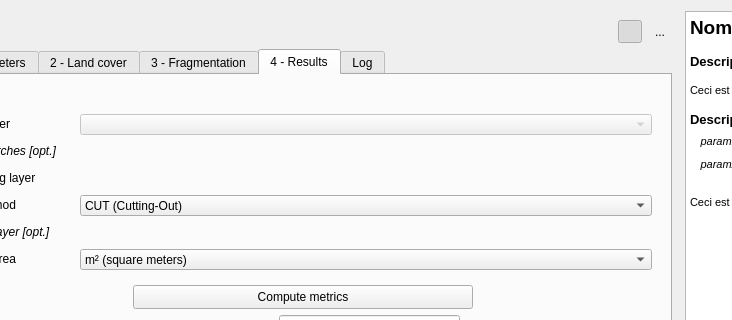
Qt form FragScape_dialog_base.ui (MathieuChailloux/FragScape) before a commit; both pictures show x 89 to 821 and y 0 to 320 of the 994 by 765 pixel window.
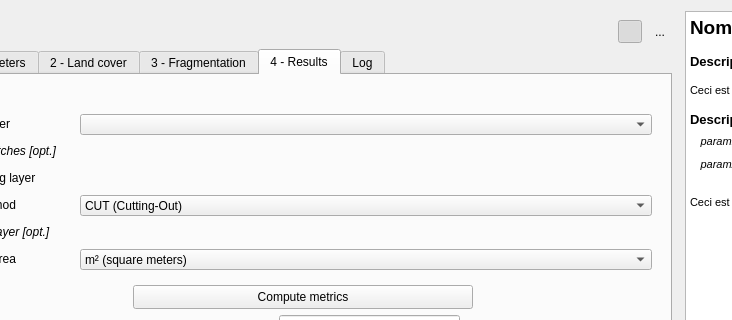
The same form after that commit. The open tabs and pages were chosen to show the change. Icons and pictures are not drawn. Custom widgets are drawn as their Qt base class.

```diff
--- a/FragScape_dialog_base.ui
+++ b/FragScape_dialog_base.ui
@@ -1912,7 +1912,7 @@
                   <item row="0" column="1">
                    <widget class="QgsMapLayerComboBox" name="resultsInputLayer">
                     <property name="enabled">
-                     <bool>false</bool>
+                     <bool>true</bool>
                     </property>
                     <property name="sizePolicy">
                      <sizepolicy hsizetype="Preferred" vsizetype="Fixed">
@@ -1932,6 +1932,9 @@
                       <height>21</height>
                      </size>
                     </property>
+                    <property name="editable">
+                     <bool>false</bool>
+                    </property>
                     <property name="currentIndex">
                      <number>-1</number>
                     </property>
```
Left out of the diff: 32 changed lines with no effect on the pictures.
